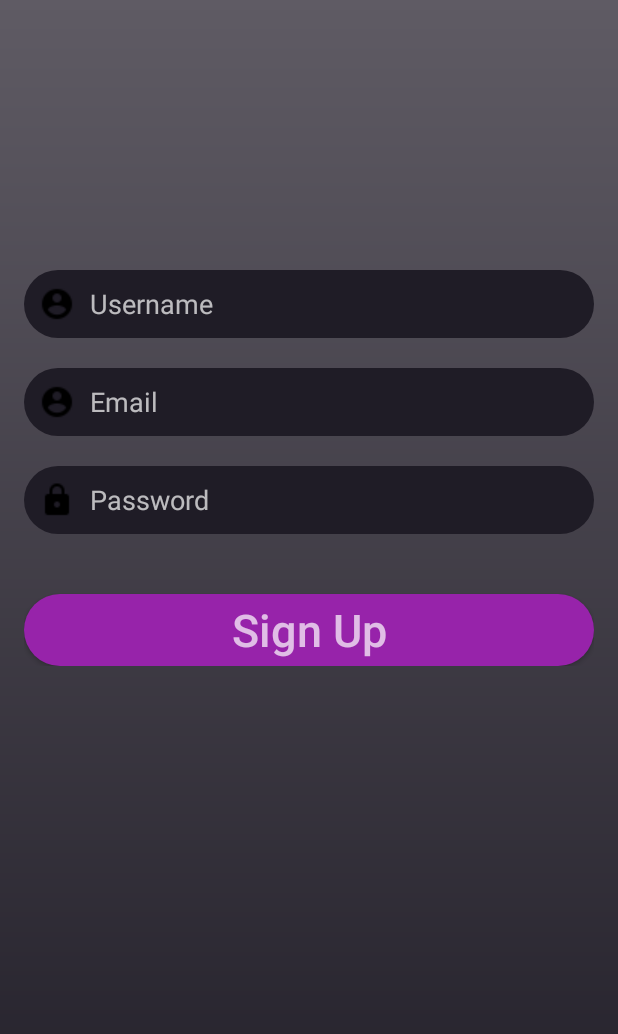
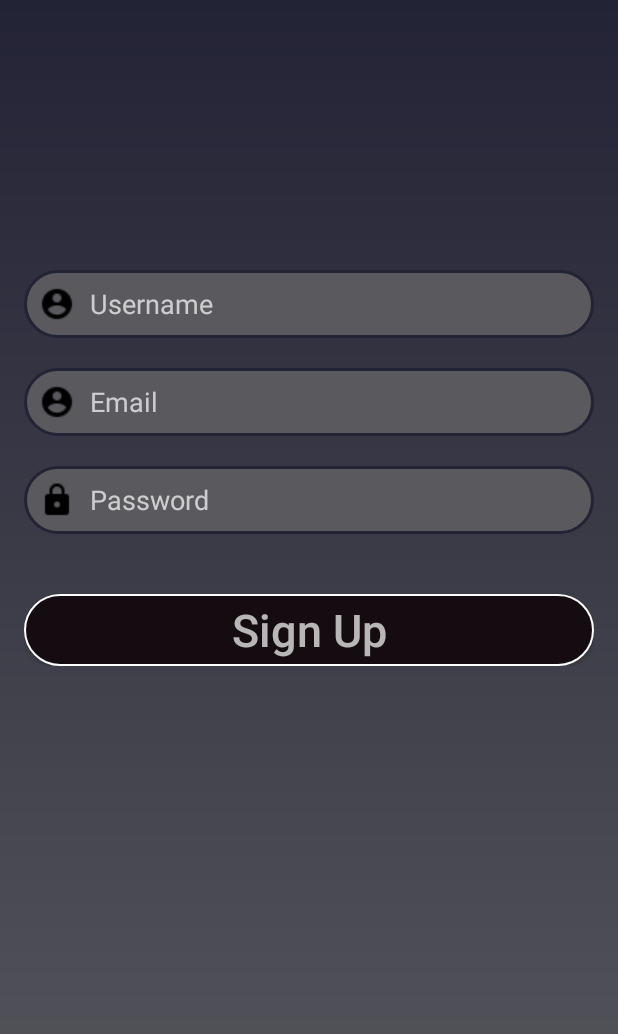
Before and after one commit to kj7744/GETFIT, an Android app: the signup screen opened directly, with no data from a screen before it, on a phone screen of 412 x 824 dp. Shown: the top 1034 px of the screen. Run offline under Robolectric (Android 15) with nearby library versions, the phone set to English and light mode, and no system bars; our stand-ins replace Firebase (no records; nobody signed in at launch, a user with empty details on screens opened directly).

Commit message:
ui update

```diff
--- a/app/src/main/java/com/example/getfit/signup.kt
+++ b/app/src/main/java/com/example/getfit/signup.kt
@@ -59,4 +59,10 @@ class signup : AppCompatActivity() {
 
             }
     }
+
+    override fun onBackPressed() {
+        super.onBackPressed()
+        startActivity(Intent(this,LoginActivity::class.java
+        ))
+    }
 }
--- a/app/src/main/res/drawable/login_background.xml
+++ b/app/src/main/res/drawable/login_background.xml
@@ -4,6 +4,7 @@
 
     <gradient android:startColor="@color/colorPrimaryDark"
               android:endColor="@color/colorPrimary"
+
               android:angle="90"
         />
 
--- a/app/src/main/res/drawable/login_button_style.xml
+++ b/app/src/main/res/drawable/login_button_style.xml
@@ -3,4 +3,9 @@
     android:shape="rectangle">
     <solid android:color="@color/colorAccent"/>
     <corners android:radius="30dp" />
+    <stroke
+        android:color="#ffff"
+        android:width="1dp">
+
+    </stroke>
 </shape>
--- a/app/src/main/res/drawable/user_pass_button_style.xml
+++ b/app/src/main/res/drawable/user_pass_button_style.xml
@@ -3,4 +3,9 @@
     android:shape="rectangle">
     <solid android:color="@color/colorPrimaryDark"/>
     <corners android:radius="30dp" />
+    <stroke
+        android:color="@color/colorPrimary"
+        android:width="2dp">
+
+    </stroke>
 </shape>
--- a/app/src/main/res/layout/activity_signup.xml
+++ b/app/src/main/res/layout/activity_signup.xml
@@ -6,7 +6,9 @@
     android:layout_height="match_parent"
     android:background="@drawable/login_background"
     tools:context=".signup">
-
+    <ScrollView
+        android:layout_width="match_parent"
+        android:layout_height="match_parent">
     <LinearLayout
         android:layout_width="match_parent"
         android:layout_height="wrap_content"
@@ -65,5 +67,6 @@
         </Button>
 
     </LinearLayout>
+    </ScrollView>
 
 </RelativeLayout>
--- a/app/src/main/res/values/colors.xml
+++ b/app/src/main/res/values/colors.xml
@@ -1,11 +1,7 @@
 <?xml version="1.0" encoding="utf-8"?>
-<!--<resources>-->
-<!--    <color name="colorPrimary">#4c636F</color>-->
-<!--    <color name="colorPrimaryDark">#232336</color>-->
-<!--    <color name="colorAccent">#CE2A5E</color>-->
-<!--</resources>-->
+
 <resources>
-<color name="colorPrimary">#5F5B64</color>
-<color name="colorPrimaryDark">#1F1C26</color>
-<color name="colorAccent">#9723AA</color>
+<color name="colorPrimary">#232336</color>
+<color name="colorPrimaryDark">#59595E</color>
+<color name="colorAccent">#140C10</color>
 </resources>
```
